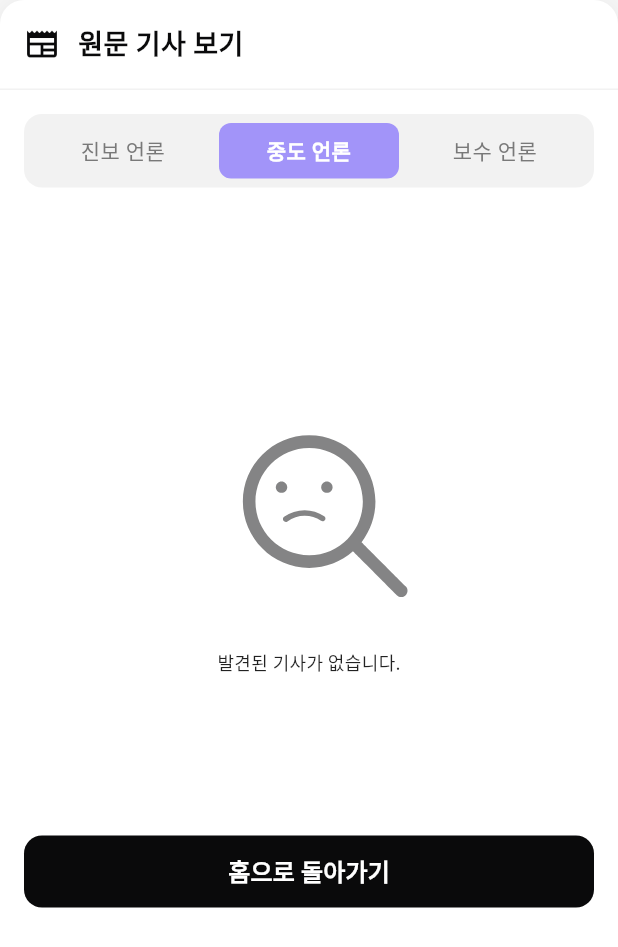
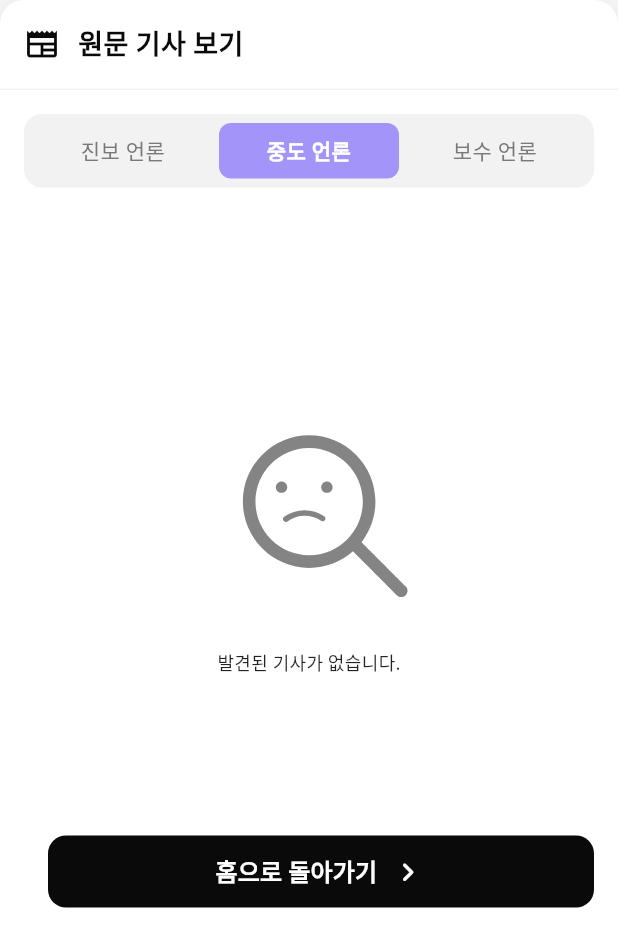
Before and after one commit to PassionDevelopers/mobile, a Flutter app: the SourceListPage widget shown alone on an empty page, opened directly with empty values, on a phone screen of 412 x 824 dp. Shown: the top 947 px of the screen. Run offline on Flutter 3.47's test engine with Material 3 defaults, Android fonts, the phone set to English and light mode, and no system bars; drawn by our look-alikes of auto_size_text; our stand-ins replace animated_text_kit, app_links, card_swiper, chat_bubbles, cloud_firestore, dio and 22 more; missing offline and left inert: amplitude_flutter, autoscale_tabbarview, clarity_flutter, flutter_sliding_up_panel, kakao_flutter_sdk, kakao_flutter_sdk_common and 5 more; accounts and stored records are empty; generated files the repository leaves out were written again; network calls fail; statements that could not run were skipped.

Commit message:
Feat: 다음이슈 보기 옆에 홈으로 돌아가기 버튼 추가

```diff
--- a/lib/presentation/issue_detail_feed/components/source_list_page.dart
+++ b/lib/presentation/issue_detail_feed/components/source_list_page.dart
@@ -206,6 +206,36 @@ class _SourceListPageState extends State<SourceListPage>
                 Container(
                   width: double.infinity,
                   height: 48,
+                  child: Row(
+                    children: [
+                      if(widget.hasNextIssue)ElevatedButton(
+                        onPressed: () {
+                          context.pop();
+                        },
+                        style: ElevatedButton.styleFrom(
+                          backgroundColor: AppColors.primary,
+                          shape: RoundedRectangleBorder(
+                            borderRadius: BorderRadius.circular(12),
+                          ),
+                          elevation: 0,
+                        ),
+                        child: Row(
+                          children: [
+                            Icon(Icons.home, color: Colors.white, size: 25),
+                            SizedBox(width: MyPaddings.small),
+                            Text(
+                              '홈으로',
+                              style: TextStyle(
+                                color: Colors.white,
+                                fontSize: 16,
+                                fontWeight: FontWeight.w600,
+                              ),
+                            ),
+                          ],
+                        ),
+                      ),
+                      SizedBox(width: MyPaddings.large),
+                      Expanded(
                         child: ElevatedButton(
                           onPressed:
                               widget.hasNextIssue
@@ -220,7 +250,10 @@ class _SourceListPageState extends State<SourceListPage>
                             ),
                             elevation: 0,
                           ),
-                    child: Text(
+                          child: Row(
+                            mainAxisAlignment: MainAxisAlignment.center,
+                            children: [
+                              Text(
                                 widget.hasNextIssue ? '다음 이슈 보기' : '홈으로 돌아가기',
                                 style: TextStyle(
                                   color: Colors.white,
@@ -228,6 +261,13 @@ class _SourceListPageState extends State<SourceListPage>
                                   fontWeight: FontWeight.w600,
                                 ),
                               ),
+                              SizedBox(width: MyPaddings.small),
+                              Icon(Icons.keyboard_arrow_right_rounded, color: Colors.white, size: 25),
+                            ],
+                          ),
+                        ),
+                      ),
+                    ],
                   ),
                 ),
               ],
--- a/lib/presentation/my_page/main/my_page_view.dart
+++ b/lib/presentation/my_page/main/my_page_view.dart
@@ -2,6 +2,7 @@ import 'dart:async';
 
 import 'package:could_be/core/components/alert/dialog.dart';
 import 'package:could_be/core/components/app_bar/app_bar.dart';
+import 'package:could_be/core/components/buttons/big_button.dart';
 import 'package:could_be/core/di/di_setup.dart';
 import 'package:could_be/core/method/bias/bias_enum.dart';
 import 'package:could_be/core/routes/route_names.dart';
@@ -234,7 +235,9 @@ class _MyPageViewState extends State<MyPageView> {
                 ),
                 SizedBox(height: MyPaddings.extraLarge),
                 MyPageHeader(viewModel: viewModel),
+
                 SizedBox(height: MyPaddings.extraLarge),
+
                 Padding(
                   padding: EdgeInsets.symmetric(
                     horizontal: MyPaddings.large,
```
Lines whose indentation alone changed are shown as unchanged.
